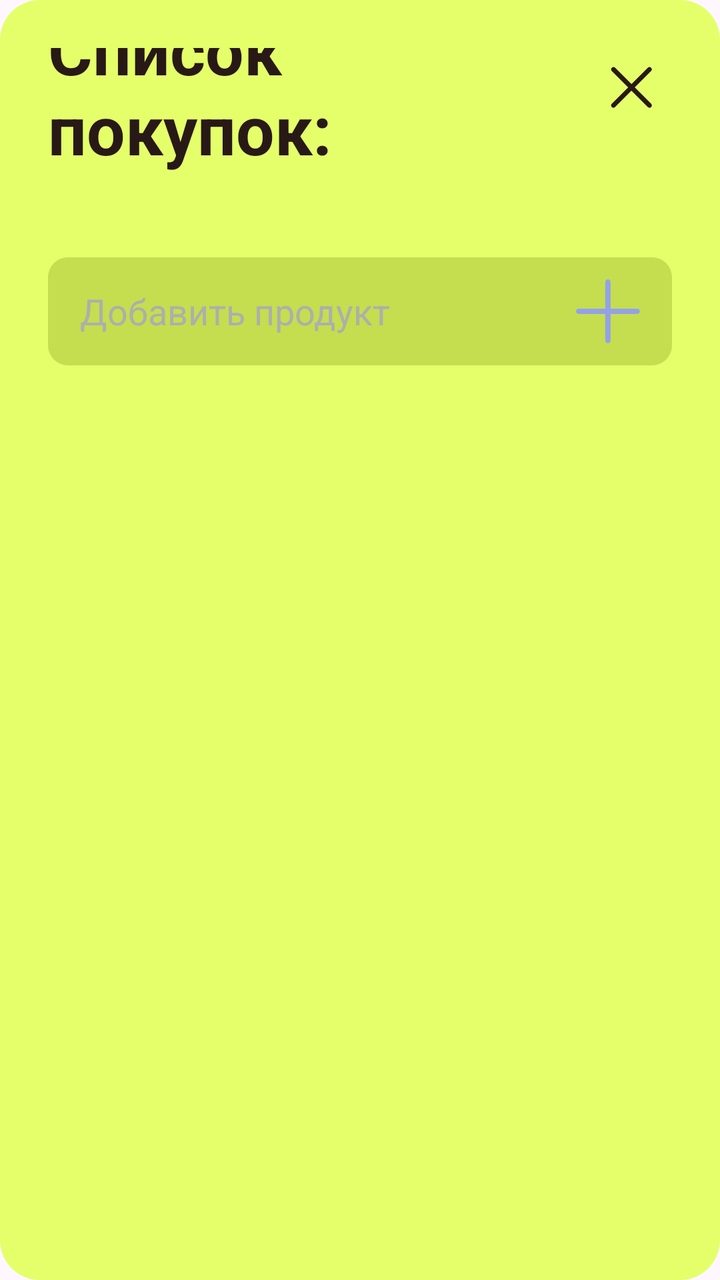
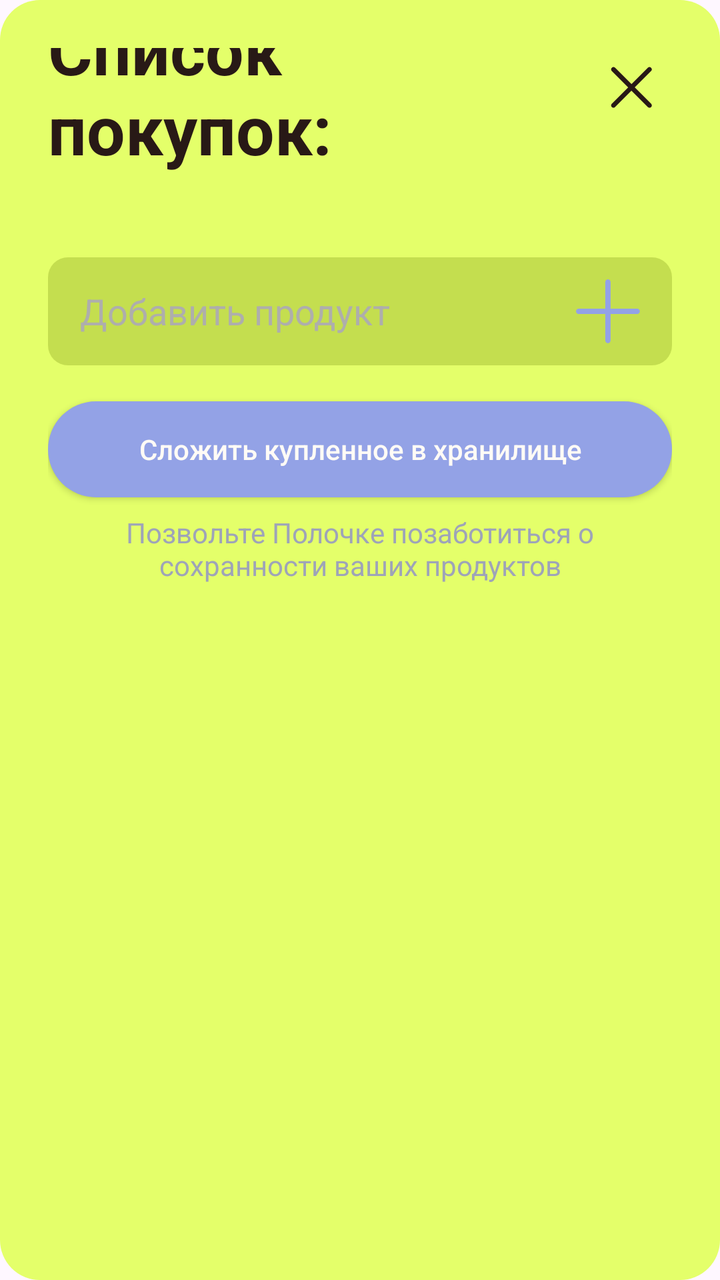

Screens rendered from an Android XML layout before and after an edit, with the pre-edit source and the edit as a unified diff.
<!-- AndroidManifest.xml: application theme Theme.Polochka -->
<!-- res/layout/dialog_shopping_list.xml -->
<?xml version="1.0" encoding="utf-8"?>
<LinearLayout xmlns:android="http://schemas.android.com/apk/res/android"
    xmlns:app="http://schemas.android.com/apk/res-auto"
    android:id="@+id/dialogRoot"
    android:layout_width="match_parent"
    android:layout_height="wrap_content"
    android:orientation="vertical"
    android:background="@drawable/bg_shopping_main_card"
    android:padding="24dp">

    <androidx.constraintlayout.widget.ConstraintLayout
        android:id="@+id/headerContainer"
        android:layout_width="match_parent"
        android:layout_height="wrap_content">

        <TextView
            android:id="@+id/titleTextView"
            android:layout_width="0dp"
            android:layout_height="wrap_content"
            android:text="@string/shopping_list_title"
            android:textColor="@color/text_primary"
            android:textSize="34sp"
            android:textStyle="bold"
            android:layout_marginEnd="12dp"
            app:layout_constraintStart_toStartOf="parent"
            app:layout_constraintEnd_toStartOf="@id/closeButton"
            app:layout_constraintTop_toTopOf="parent"
            app:layout_constraintBottom_toBottomOf="@id/closeButton" />

        <ImageView
            android:id="@+id/closeButton"
            android:layout_width="40dp"
            android:layout_height="40dp"
            android:src="@drawable/ic_close"
            app:tint="@color/text_primary"
            android:clickable="true"
            android:focusable="true"
            app:layout_constraintEnd_toEndOf="parent"
            app:layout_constraintTop_toTopOf="parent" />

    </androidx.constraintlayout.widget.ConstraintLayout>

    <androidx.recyclerview.widget.RecyclerView
        android:id="@+id/shoppingRecyclerView"
        android:layout_width="match_parent"
        android:layout_height="wrap_content"
        android:layout_marginTop="24dp"
        android:nestedScrollingEnabled="false" />

    <LinearLayout
        android:id="@+id/addContainer"
        android:layout_width="match_parent"
        android:layout_height="54dp"
        android:layout_marginTop="18dp"
        android:background="@drawable/shape_field_add_product"
        android:gravity="center_vertical"
        android:orientation="horizontal"
        android:paddingHorizontal="16dp">

        <EditText
            android:id="@+id/inputEditText"
            android:layout_width="0dp"
            android:layout_height="match_parent"
            android:layout_weight="1"
            android:background="@android:color/transparent"
            android:hint="@string/shopping_add_product_hint"
            android:textColor="@color/text_primary"
            android:textColorHint="@color/field_texthint"
            android:textSize="18sp" />

        <ImageView
            android:id="@+id/addButton"
            android:layout_width="32dp"
            android:layout_height="32dp"
            android:src="@drawable/ic_plus_member"
            app:tint="@color/button_primary"
            android:contentDescription="@string/content_description_add_product"
            android:clickable="true"
            android:focusable="true" />

    </LinearLayout>

</LinearLayout>
<!-- resources referenced by this layout -->
<resources>
  <color name="button_primary">#93A2E6</color>
  <color name="field_texthint">#AEAEAC</color>
  <color name="text_primary">#281916</color>
  <!-- drawable bg_shopping_main_card (drawable) -->
  <shape xmlns:android="http://schemas.android.com/apk/res/android">
      <solid android:color="@color/storage_image_background" />
      <corners android:radius="20dp" />
  </shape>
  <!-- drawable ic_close (drawable) -->
  <vector xmlns:android="http://schemas.android.com/apk/res/android"
      android:width="43dp"
      android:height="43dp"
      android:viewportWidth="43"
      android:viewportHeight="43">
    <group>
      <clip-path
          android:pathData="M21.213,0l21.213,21.213l-21.213,21.213l-21.213,-21.213z"/>
      <path
          android:pathData="M31.8,29.995L22.978,21.173L31.8,12.351C32.287,11.864 32.287,11.074 31.8,10.587C31.313,10.099 30.522,10.099 30.035,10.587L21.213,19.409L12.391,10.586C11.904,10.099 11.114,10.099 10.627,10.587C10.139,11.074 10.139,11.864 10.627,12.351L19.449,21.173L10.627,29.995C10.139,30.482 10.139,31.272 10.627,31.759C11.114,32.247 11.904,32.247 12.391,31.759L21.213,22.937L30.035,31.759C30.522,32.247 31.312,32.247 31.8,31.759C32.287,31.272 32.287,30.482 31.8,29.995Z"
          android:fillColor="#FFFBF6"/>
    </group>
  </vector>
  <!-- drawable ic_plus_member (drawable) -->
  <vector xmlns:android="http://schemas.android.com/apk/res/android"
      android:width="42dp"
      android:height="42dp"
      android:viewportWidth="42"
      android:viewportHeight="42">
    <group>
      <clip-path
          android:pathData="M0,0h42v42h-42z"/>
      <path
          android:pathData="M40.174,19.213H22.707V1.747C22.707,0.782 21.925,0 20.96,0C19.996,0 19.213,0.782 19.213,1.747V19.213H1.747C0.782,19.213 0,19.996 0,20.96C0,21.925 0.782,22.707 1.747,22.707H19.213V40.174C19.213,41.138 19.995,41.92 20.96,41.92C21.925,41.92 22.707,41.138 22.707,40.174V22.707H40.174C41.138,22.707 41.92,21.925 41.92,20.96C41.92,19.996 41.138,19.213 40.174,19.213Z"
          android:fillColor="#93A2E6"/>
    </group>
  </vector>
  <!-- drawable shape_field_add_product (drawable) -->
  <?xml version="1.0" encoding="utf-8"?>
  <shape xmlns:android="http://schemas.android.com/apk/res/android">
      <solid android:color="@color/storage_dialog_field" />
      <corners android:radius="10dp" />
  </shape>
  <string name="content_description_add_product">Добавить продукт</string>
  <string name="shopping_add_product_hint">Добавить продукт</string>
  <string name="shopping_list_title">Список покупок:</string>
  <style name="Theme.Polochka" parent="Base.Theme.Polochka" />
  <color name="storage_image_background">#E4FF6A</color>
  <color name="storage_dialog_field">#C4DE4F</color>
  <style name="Base.Theme.Polochka" parent="Theme.Material3.DayNight.NoActionBar">
          
          
      </style>
</resources>

<!-- the commit's change to res/layout/dialog_shopping_list.xml (unified diff, before → after) -->
@@ -80,4 +80,25 @@
 
     </LinearLayout>
 
+    <Button
+        android:id="@+id/moveBoughtToStorageButton"
+        android:layout_width="match_parent"
+        android:layout_height="48dp"
+        android:layout_marginTop="18dp"
+        android:background="@drawable/shape_button_primary"
+        android:text="@string/shopping_move_bought_to_storage"
+        android:textAllCaps="false"
+        android:textColor="@color/background_primary"
+        app:backgroundTint="@null" />
+
+    <TextView
+        android:id="@+id/storageCareTextView"
+        android:layout_width="match_parent"
+        android:layout_height="wrap_content"
+        android:layout_marginTop="8dp"
+        android:gravity="center"
+        android:text="@string/shopping_storage_care_hint"
+        android:textColor="@color/text_secondary"
+        android:textSize="14sp" />
+
 </LinearLayout>
<!-- resource entries referenced after the edit -->
@@ -1,8 +1,10 @@
 <!-- resources referenced by this layout -->
 <resources>
+  <color name="background_primary">#FFFBF6</color>
   <color name="button_primary">#93A2E6</color>
   <color name="field_texthint">#AEAEAC</color>
   <color name="text_primary">#281916</color>
+  <color name="text_secondary">#9EA4B8</color>
   <!-- drawable bg_shopping_main_card (drawable) -->
   <shape xmlns:android="http://schemas.android.com/apk/res/android">
       <solid android:color="@color/storage_image_background" />
@@ -36,6 +38,13 @@
           android:fillColor="#93A2E6"/>
     </group>
   </vector>
+  <!-- drawable shape_button_primary (drawable) -->
+  <?xml version="1.0" encoding="utf-8"?>
+  <shape xmlns:android="http://schemas.android.com/apk/res/android">
+      <solid android:color="@color/button_primary"/>
+      <corners android:radius="@dimen/btn_radius"/>
+  
+  </shape>
   <!-- drawable shape_field_add_product (drawable) -->
   <?xml version="1.0" encoding="utf-8"?>
   <shape xmlns:android="http://schemas.android.com/apk/res/android">
@@ -45,8 +54,11 @@
   <string name="content_description_add_product">Добавить продукт</string>
   <string name="shopping_add_product_hint">Добавить продукт</string>
   <string name="shopping_list_title">Список покупок:</string>
+  <string name="shopping_move_bought_to_storage">Сложить купленное в хранилище</string>
+  <string name="shopping_storage_care_hint">Позвольте Полочке позаботиться о сохранности ваших продуктов</string>
   <style name="Theme.Polochka" parent="Base.Theme.Polochka" />
   <color name="storage_image_background">#E4FF6A</color>
+  <dimen name="btn_radius">30dp</dimen>
   <color name="storage_dialog_field">#C4DE4F</color>
   <style name="Base.Theme.Polochka" parent="Theme.Material3.DayNight.NoActionBar">
           
